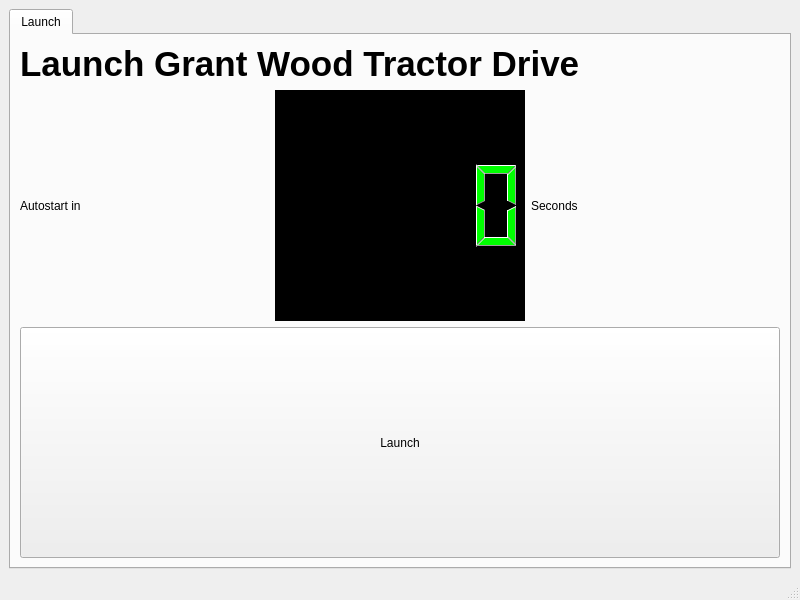
First picture: the form in frontend/ui/mainwindow.ui, repository WartburgComputerClub/tractor-drive, before the edit.
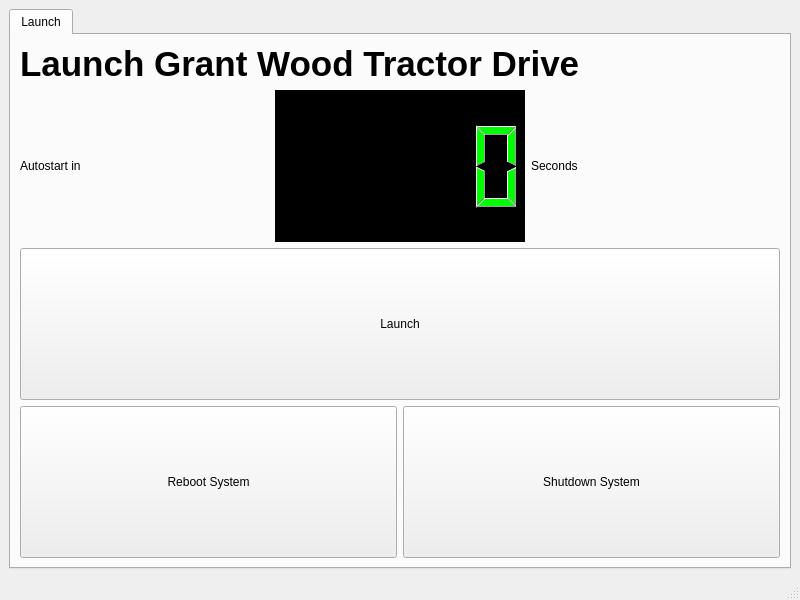
Second picture: the form after the edit.

Commit message: added reboot/halt functions

The edit to the form file:
```diff
--- a/frontend/ui/mainwindow.ui
+++ b/frontend/ui/mainwindow.ui
@@ -100,6 +100,36 @@
           </property>
          </widget>
         </item>
+        <item>
+         <layout class="QHBoxLayout" name="horizontalLayout_2">
+          <item>
+           <widget class="QPushButton" name="rebootButton">
+            <property name="sizePolicy">
+             <sizepolicy hsizetype="Minimum" vsizetype="Minimum">
+              <horstretch>0</horstretch>
+              <verstretch>0</verstretch>
+             </sizepolicy>
+            </property>
+            <property name="text">
+             <string>Reboot System</string>
+            </property>
+           </widget>
+          </item>
+          <item>
+           <widget class="QPushButton" name="shutdownButton">
+            <property name="sizePolicy">
+             <sizepolicy hsizetype="Minimum" vsizetype="Minimum">
+              <horstretch>0</horstretch>
+              <verstretch>0</verstretch>
+             </sizepolicy>
+            </property>
+            <property name="text">
+             <string>Shutdown System</string>
+            </property>
+           </widget>
+          </item>
+         </layout>
+        </item>
        </layout>
       </widget>
      </widget>
```
Left out of the diff: 2 changed lines with no effect on the pictures. The commit also changes 4 other files.
